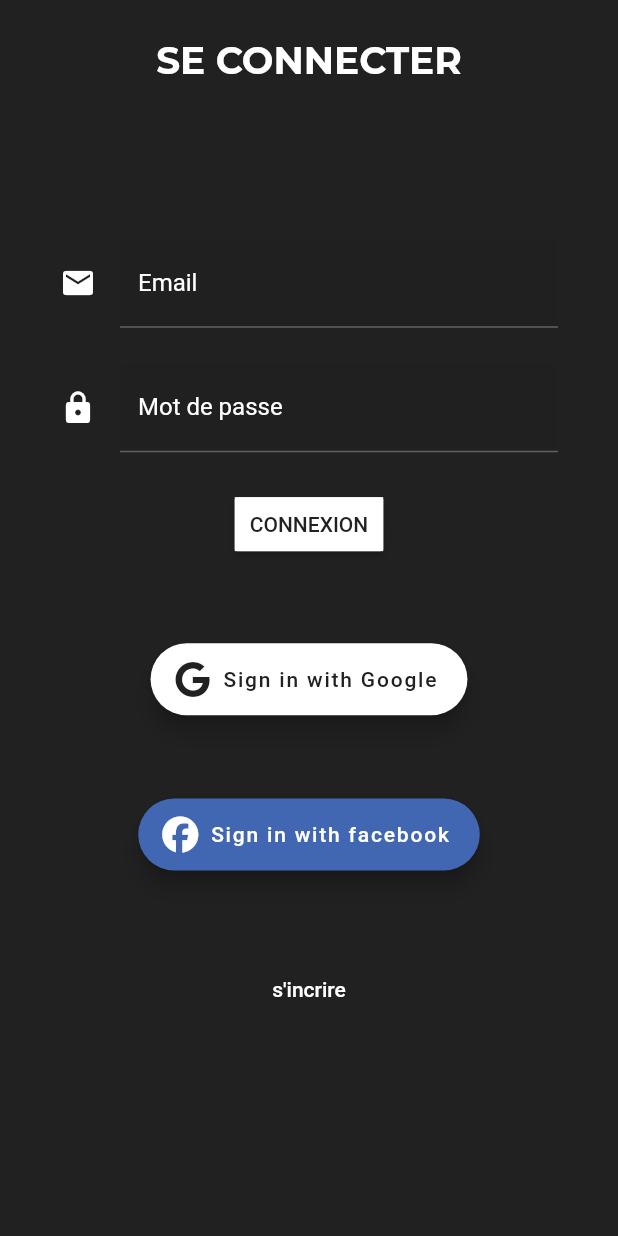
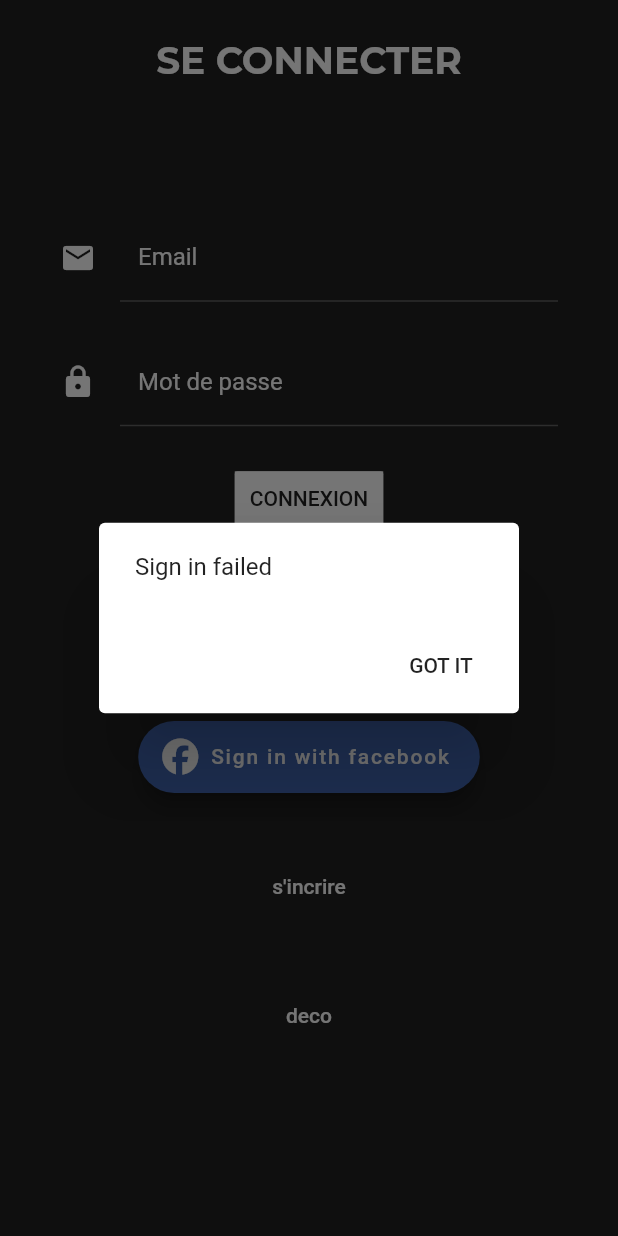
Before and after one commit to alxreed/on_regarde_quoi_ce_soir, a Flutter app: the screen it shows after launch, after a tap on "Sign in with Google", on a phone screen of 412 x 824 dp. Run offline on Flutter 3.47's test engine with Material 2 defaults, Android fonts, the phone set to English and light mode, and no system bars; our stand-ins replace cloud_firestore, firebase_auth, flutter_icons, google_fonts, google_sign_in; accounts and stored records are empty.

Commit message:
implements sign in with google, register and classic sign in

```diff
--- a/lib/views/loginPage.dart
+++ b/lib/views/loginPage.dart
@@ -2,13 +2,26 @@ import 'package:flutter/cupertino.dart';
 import 'package:flutter/material.dart';
 import 'package:flutter_icons/flutter_icons.dart';
 import 'package:onregardequoicesoir/controllers/colorController.dart';
+import 'package:onregardequoicesoir/services/authService.dart';
 import 'package:onregardequoicesoir/views/registerPage.dart';
 import 'package:onregardequoicesoir/widgets/loginForm.dart';
 import 'package:onregardequoicesoir/widgets/titleText.dart';
 
-class LoginPage extends StatelessWidget {
+import 'groupMenu.dart';
+
+class LoginPage extends StatefulWidget {
+  LoginPage({Key key}) : super(key: key);
+
+  _LoginPageState createState() => _LoginPageState();
+}
+
+class _LoginPageState extends State<LoginPage> {
   @override
   Widget build(BuildContext context) {
+    return StreamBuilder(
+        stream: authService.user,
+        builder: (context, snapshot) {
+          if(snapshot.hasData) return GroupMenu();
           return SafeArea(
               child: Scaffold(
                   backgroundColor: colorController.background,
@@ -19,8 +32,8 @@ class LoginPage extends StatelessWidget {
                         Container(
                           padding: EdgeInsets.symmetric(vertical: 25),
                           child: Center(
-                      child:
-                          TitleText('se connecter'.toUpperCase(), fontSize: 25),
+                            child: TitleText('se connecter'.toUpperCase(),
+                                fontSize: 25),
                           ),
                         ),
                         Container(
@@ -37,7 +50,9 @@ class LoginPage extends StatelessWidget {
                                     heroTag: "google",
                                     backgroundColor: Colors.white,
                                     onPressed: () {
-                                // TODO : GOOGLE SIGN IN
+                                      authService
+                                          .googleSignIn()
+                                          .catchError((e) => _loginFailed());
                                     },
                                     icon: Icon(
                                       FontAwesome.google,
@@ -74,11 +89,26 @@ class LoginPage extends StatelessWidget {
                                 child: FlatButton(
                                   child: Text(
                                     "s'incrire",
-                              style: TextStyle(color: colorController.text),
+                                    style:
+                                        TextStyle(color: colorController.text),
                                   ),
                                   onPressed: () {
-                              Navigator.push(context, MaterialPageRoute(builder: (context) => RegisterPage()));
+                                    Navigator.push(
+                                        context,
+                                        MaterialPageRoute(
+                                            builder: (context) =>
+                                                RegisterPage()));
                                   },
+                                ),
+                              ),
+                              Container(
+                                child: FlatButton(
+                                  child: Text(
+                                    "deco",
+                                    style:
+                                    TextStyle(color: colorController.text),
+                                  ),
+                                  onPressed: (() => authService.signOut())
                                 ),
                               )
                             ],
@@ -87,5 +117,24 @@ class LoginPage extends StatelessWidget {
                       ],
                     ),
                   ))));
+        });
+  }
+
+  _loginFailed() {
+    showDialog(
+        context: context,
+        builder: (BuildContext context) {
+          return AlertDialog(
+            content: Text("Sign in failed"),
+            actions: <Widget>[
+              FlatButton(
+                child: Text('GOT IT'),
+                onPressed: () {
+                  Navigator.of(context).pop();
+                },
+              ),
+            ],
+          );
+        });
   }
 }
--- a/lib/views/registerPage.dart
+++ b/lib/views/registerPage.dart
@@ -2,6 +2,8 @@ import 'package:flutter/cupertino.dart';
 import 'package:flutter/material.dart';
 import 'package:flutter_icons/flutter_icons.dart';
 import 'package:onregardequoicesoir/controllers/colorController.dart';
+import 'package:onregardequoicesoir/services/authService.dart';
+import 'package:onregardequoicesoir/views/groupMenu.dart';
 import 'package:onregardequoicesoir/widgets/loginForm.dart';
 import 'package:onregardequoicesoir/widgets/registerForm.dart';
 import 'package:onregardequoicesoir/widgets/titleText.dart';
@@ -9,6 +11,10 @@ import 'package:onregardequoicesoir/widgets/titleText.dart';
 class RegisterPage extends StatelessWidget {
   @override
   Widget build(BuildContext context) {
+    return StreamBuilder(
+      stream: authService.user,
+      builder: (context, snapshot) {
+        if(snapshot.hasData) return GroupMenu();
         return SafeArea(
             child: Scaffold(
                 backgroundColor: colorController.background,
@@ -19,8 +25,8 @@ class RegisterPage extends StatelessWidget {
                       Container(
                         padding: EdgeInsets.symmetric(vertical: 25),
                         child: Center(
-                      child:
-                          TitleText("s'inscrire".toUpperCase(), fontSize: 25),
+                          child: TitleText("s'inscrire".toUpperCase(),
+                              fontSize: 25),
                         ),
                       ),
                       Container(
@@ -32,5 +38,7 @@ class RegisterPage extends StatelessWidget {
                     ],
                   ),
                 ))));
+      },
+    );
   }
 }
```
Also changed, not shown: lib/services/authService.dart (added, +113 -0 lines), lib/views/groupMenu.dart (added, +13 -0 lines), lib/widgets/loginForm.dart (+24 -2 lines), lib/widgets/registerForm.dart (+11 -6 lines). Lines whose indentation alone changed are shown as unchanged.
